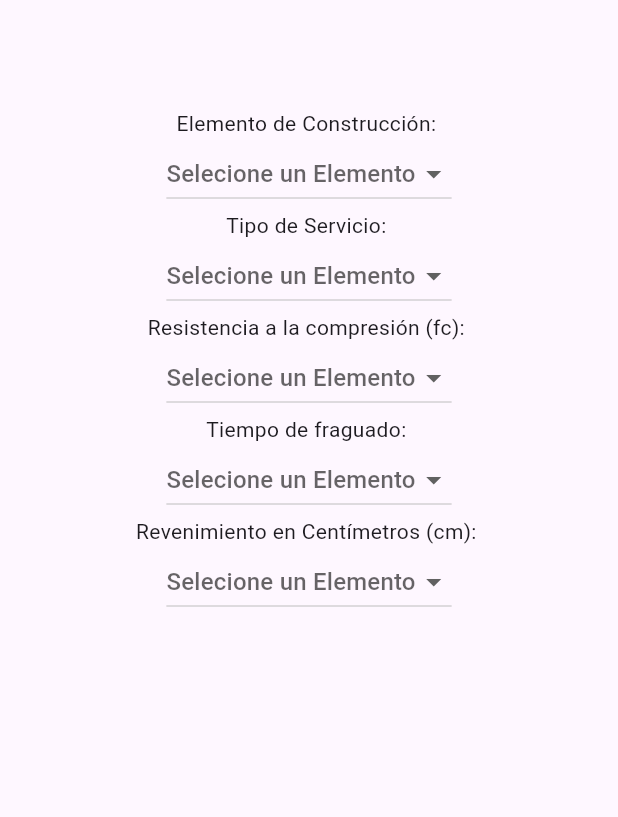
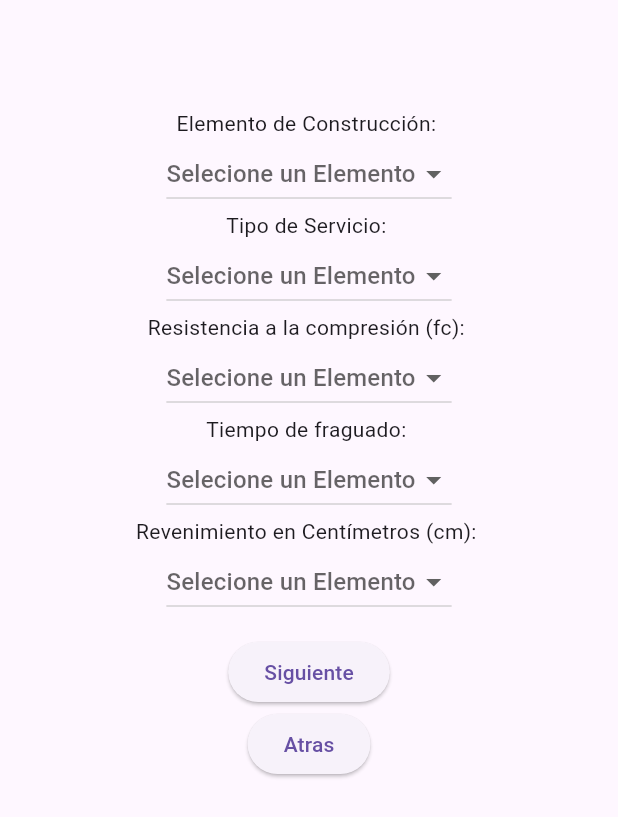
Before and after one commit to prissmarquez/calculadora-de-cemento-app, a Flutter app: the Typepage screen opened directly, on a phone screen of 412 x 824 dp. Shown: the top 817 px of the screen. Run offline on Flutter 3.47's test engine with Material 3 defaults, Android fonts, the light colour scheme and no system bars.

Commit message:
antes de widget

```diff
--- a/lib/pages/typePage.dart
+++ b/lib/pages/typePage.dart
@@ -1,9 +1,7 @@
-
 import 'package:cement_app/components/myDropDownButton.dart';
 import 'package:flutter/material.dart';
 
 class Typepage extends StatefulWidget {
-
   const Typepage({super.key});
 
   @override
@@ -11,20 +9,34 @@ class Typepage extends StatefulWidget {
 }
 
 class _TypepageState extends State<Typepage> {
-  final List <String> elementos = [
-    "Cimentación", "Piso", "Banqueta", "Muro", "Cisterna", "Pavimento", "Losa", "Talud" , "Zapata", "Columna", "Otro"
+  final List<String> elementos = [
+    "Cimentación",
+    "Piso",
+    "Banqueta",
+    "Muro",
+    "Cisterna",
+    "Pavimento",
+    "Losa",
+    "Talud",
+    "Zapata",
+    "Columna",
+    "Otro",
   ];
-    final List <String> servicio = [
-    "Tiro directo" , "Bomba"
+  final List<String> servicio = ["Tiro directo", "Bomba"];
+  final List<String> resistencia = [
+    "150 kg/cm2",
+    "200 kg/cm2",
+    "250 kg/cm2",
+    "300 kg/cm2",
+    "350 kg/cm2",
   ];
-    final List <String> resistencia = [
-    "150 kg/cm2", "200 kg/cm2", "250 kg/cm2", "300 kg/cm2", "350 kg/cm2"
-    ];
-     final List <String> fraguado =[
-    "3 dias", "7 dias", "14 dias", "28 dias"
-    ];
-     final List <String> revenimiento =[
-    "10 cm", "12 cm", "4 cm", "28 cm", "28 cm"
+  final List<String> fraguado = ["3 dias", "7 dias", "14 dias", "28 dias"];
+  final List<String> revenimiento = [
+    "10 cm",
+    "12 cm",
+    "4 cm",
+    "28 cm",
+    "28 cm",
   ];
   String? elementoSelecionado;
   String? servicioSelecionado;
@@ -34,7 +46,6 @@ class _TypepageState extends State<Typepage> {
 
   @override
   Widget build(BuildContext context) {
-
     return Scaffold(
       body: Padding(
         padding: EdgeInsetsGeometry.all(12),
@@ -42,6 +53,7 @@ class _TypepageState extends State<Typepage> {
           child: Column(
             children: [
               Padding(padding: EdgeInsetsGeometry.all(30)),
+
               Text("Elemento de Construcción: "),
               Mydropdownbutton<String>(
                 hinText: "Selecione un Elemento",
@@ -67,7 +79,6 @@ class _TypepageState extends State<Typepage> {
                 },
                 itemLabelBuilder: (servicio) => servicio,
               ),
-
 
               Text("Resistencia a la compresión (fc): "),
               Mydropdownbutton<String>(
@@ -106,11 +117,16 @@ class _TypepageState extends State<Typepage> {
                   });
                 },
                 itemLabelBuilder: (revenimiento) => revenimiento,
-                )
+              ),
+
+              SizedBox(height: 12),
+
+              ElevatedButton(onPressed: () {}, child: Text("Siguiente")),
+              ElevatedButton(onPressed: () {}, child: Text("Atras")),
             ],
           ),
-        ) ,
-        )
+        ),
+      ),
     );
   }
 }
```
Also changed, not shown: lib/pages/mainPage1.dart (+6 -8 lines). Lines whose indentation alone changed are shown as unchanged.
